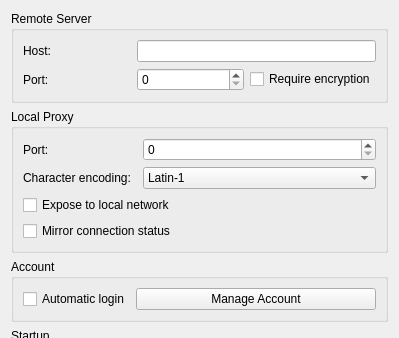
First picture: the form in src/preferences/generalpage.ui, repository nschimme/MMapper, before the edit; both pictures show x 0 to 399 and y 0 to 338 of the 399 by 1093 pixel window.
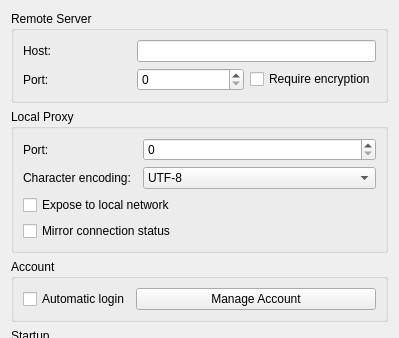
Second picture: the form after the edit.

The edit to the form file:
```diff
--- a/src/preferences/generalpage.ui
+++ b/src/preferences/generalpage.ui
@@ -279,7 +279,7 @@
         </property>
         <item>
          <property name="text">
-          <string extracomment="Default encoding">Latin-1</string>
+          <string extracomment="Default encoding">UTF-8</string>
          </property>
         </item>
         <item>
```
Left out of the diff: 2 changed lines with no effect on the pictures.
